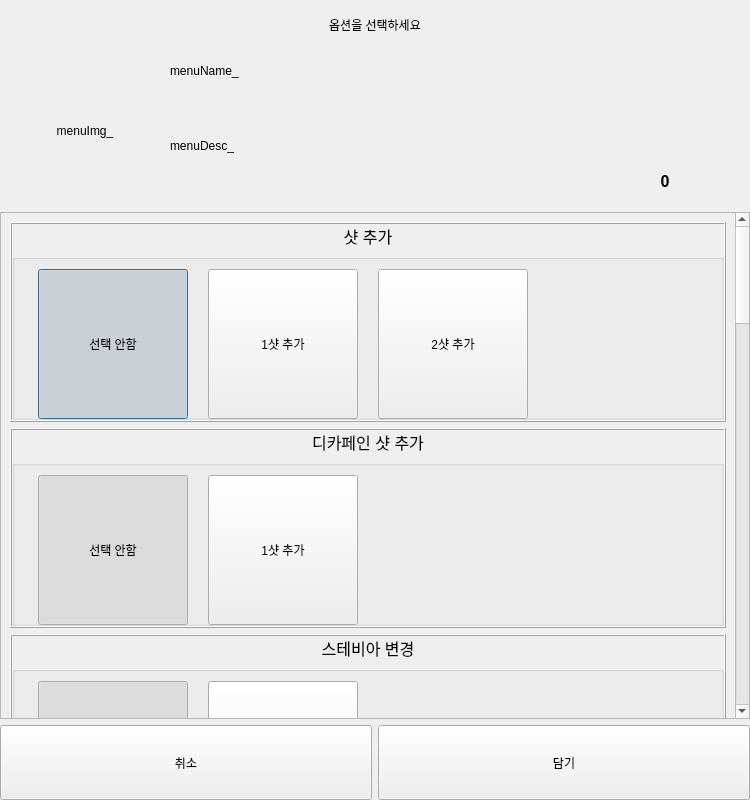
Above: front/Classes/optionWindowClass.ui from LeeHuSeong/Kiosk_AI before the change. Below: the same form after it.
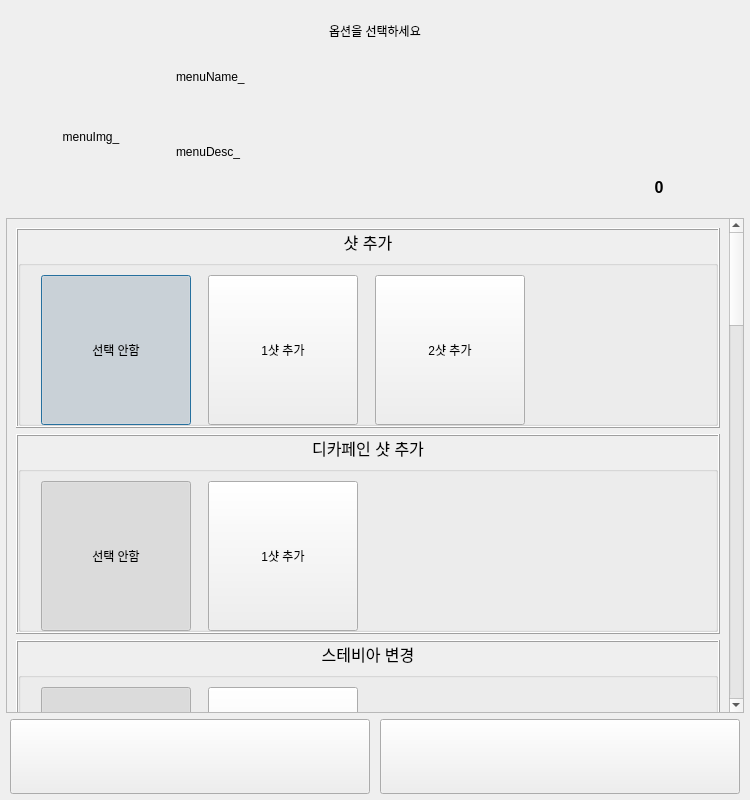
That is the form after the change. Icons and pictures are not drawn.

The edit to the form file:
```diff
--- a/front/Classes/optionWindowClass.ui
+++ b/front/Classes/optionWindowClass.ui
@@ -42,16 +42,16 @@
   </property>
   <layout class="QVBoxLayout" name="verticalLayout">
    <property name="leftMargin">
-    <number>0</number>
+    <number>6</number>
    </property>
    <property name="topMargin">
-    <number>0</number>
+    <number>6</number>
    </property>
    <property name="rightMargin">
-    <number>0</number>
+    <number>6</number>
    </property>
    <property name="bottomMargin">
-    <number>0</number>
+    <number>6</number>
    </property>
    <item>
     <widget class="QLabel" name="label_5">
@@ -289,8 +289,8 @@
       <property name="geometry">
        <rect>
         <x>0</x>
-        <y>-1991</y>
-        <width>731</width>
+        <y>0</y>
+        <width>719</width>
         <height>2484</height>
        </rect>
       </property>
@@ -2413,22 +2413,34 @@
    </item>
    <item>
     <layout class="QHBoxLayout" name="btn">
+     <property name="leftMargin">
+      <number>0</number>
+     </property>
+     <property name="topMargin">
+      <number>0</number>
+     </property>
+     <property name="rightMargin">
+      <number>0</number>
+     </property>
+     <property name="bottomMargin">
+      <number>0</number>
+     </property>
      <item>
       <widget class="QPushButton" name="btn_Close">
        <property name="minimumSize">
         <size>
-         <width>0</width>
+         <width>360</width>
          <height>75</height>
         </size>
        </property>
        <property name="maximumSize">
         <size>
-         <width>16777215</width>
+         <width>360</width>
          <height>75</height>
         </size>
        </property>
        <property name="text">
-        <string>취소</string>
+        <string/>
        </property>
       </widget>
      </item>
@@ -2436,18 +2448,18 @@
       <widget class="QPushButton" name="btn_addCart">
        <property name="minimumSize">
         <size>
-         <width>0</width>
+         <width>360</width>
          <height>75</height>
         </size>
        </property>
        <property name="maximumSize">
         <size>
-         <width>16777215</width>
+         <width>360</width>
          <height>75</height>
         </size>
        </property>
        <property name="text">
-        <string>담기</string>
+        <string/>
        </property>
       </widget>
      </item>
```
Left out of the diff: 33 changed lines with no effect on the pictures.
